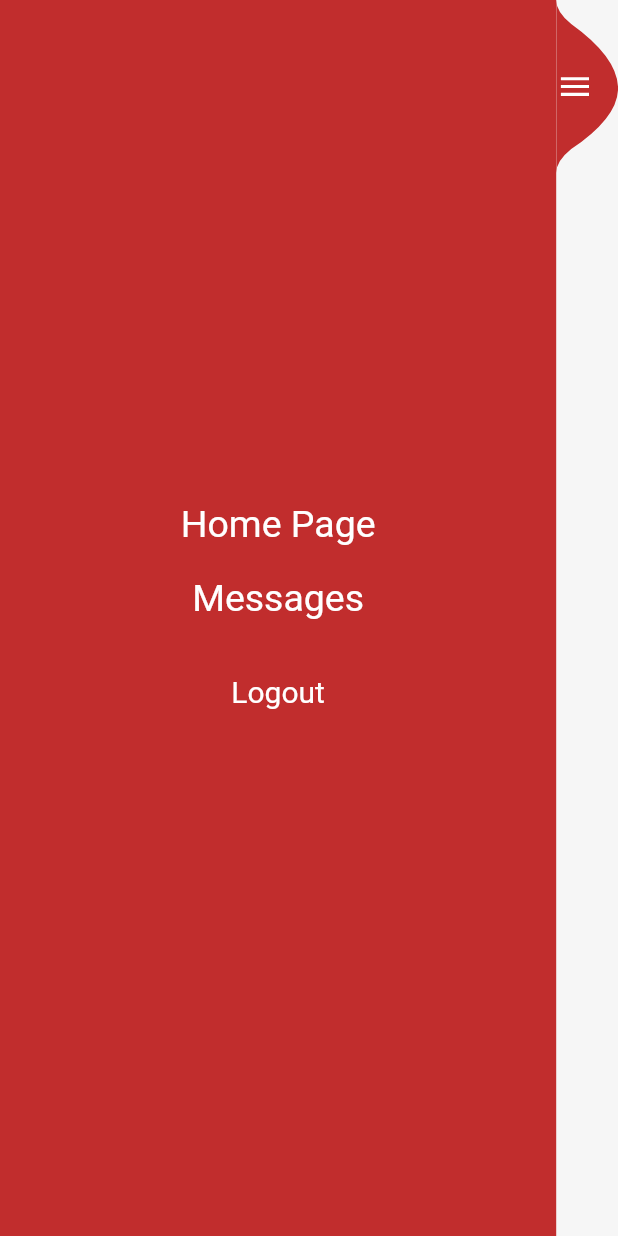
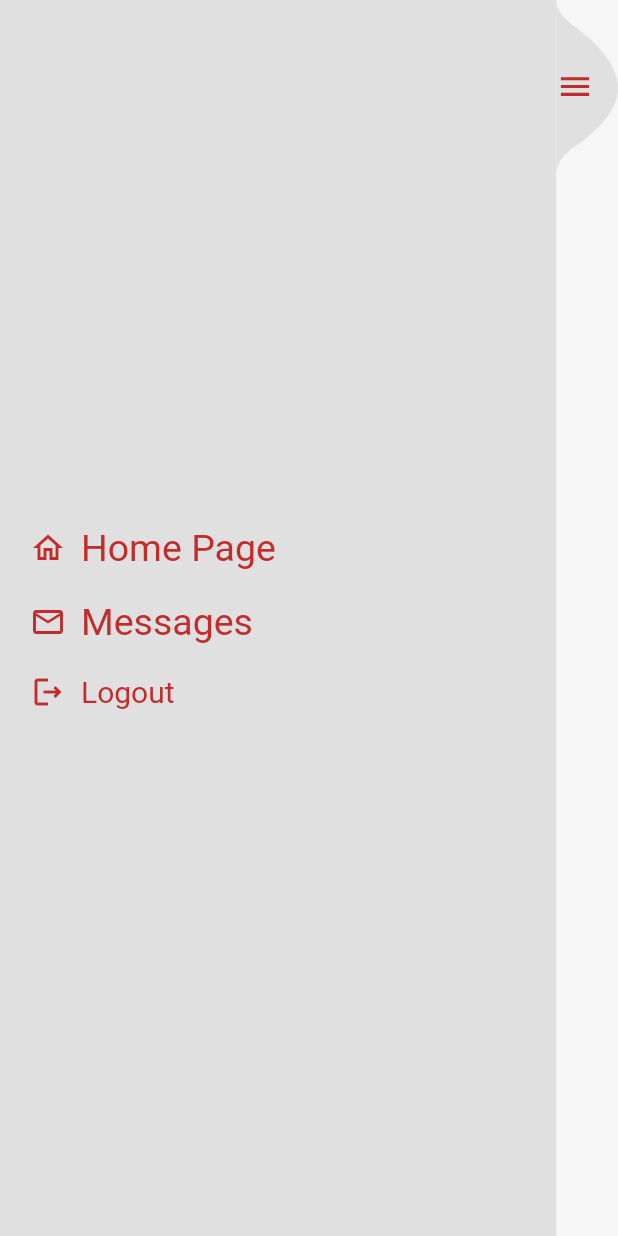
Before and after one commit to ahmed-arif/OrderingoMobileApp, a Flutter app: the SideBar widget shown alone on an empty page, opened directly, on a phone screen of 412 x 824 dp. Run offline on Flutter 3.47's test engine with Material 2 defaults, Android fonts, the phone set to English and light mode, and no system bars; our stand-ins replace cached_network_image, connectivity_plus, dotted_border, fluttertoast, get, image_picker and 2 more; accounts and stored records are empty; network calls fail.

Commit message:
sidebar color change and quantity , total fixed

```diff
--- a/lib/controllers/splash_controller.dart
+++ b/lib/controllers/splash_controller.dart
@@ -13,7 +13,7 @@ class SplashController extends GetxController {
     user_repo
         .getCurrentUser()
         .then((User _u) {
-          if (_u.authToken != null && _u.authToken!.isNotEmpty) {
+          if (_u.email != null && _u.email!.isNotEmpty) {
             Get.offAllNamed('/home');
           } else {
             Get.to(
--- a/lib/pages/home.dart
+++ b/lib/pages/home.dart
@@ -47,6 +47,7 @@ class _HomePageState extends State<HomePage> {
   @override
   Widget build(BuildContext context) {
     Size size = MediaQuery.of(context).size;
+
     return SafeArea(
       child: Scaffold(
         body: WillPopScope(
--- a/lib/repositories/orders_repo.dart
+++ b/lib/repositories/orders_repo.dart
@@ -29,7 +29,6 @@ Future<Stream<Orders>> getVendorOrders() async {
         .transform(json.decoder)
         .expand((data) => (data as List))
         .map((data) {
-      //  print(data);
       return Orders.fromJson(data);
     });
   } on SocketException {
--- a/lib/widgets/sideBar.dart
+++ b/lib/widgets/sideBar.dart
@@ -69,17 +69,32 @@ class _SideBarState extends State<SideBar>
             children: <Widget>[
               Expanded(
                   child: Container(
-                color: Theme.of(context).primaryColor,
+                color: Colors.grey[300],
                 child: Column(
                   mainAxisAlignment: MainAxisAlignment.center,
                   children: <Widget>[
                     InkWell(
-                      child: const Text(
+                      child: Row(
+                        mainAxisAlignment: MainAxisAlignment.start,
+                        children: [
+                          const SizedBox(
+                            width: 20,
+                          ),
+                          Icon(
+                            Icons.home_outlined,
+                            color: Theme.of(context).primaryColor,
+                          ),
+                          const SizedBox(
+                            width: 10,
+                          ),
+                          Text(
                             "Home Page",
                             style: TextStyle(
-                          color: Colors.white,
+                              color: Theme.of(context).primaryColor,
                               fontSize: 25,
                             ),
+                          ),
+                        ],
                       ),
                       onTap: () {
                         onIconPressed();
@@ -87,12 +102,27 @@ class _SideBarState extends State<SideBar>
                     ),
                     const SizedBox(height: 20),
                     InkWell(
-                      child: const Text(
+                      child: Row(
+                        mainAxisAlignment: MainAxisAlignment.start,
+                        children: [
+                          const SizedBox(
+                            width: 20,
+                          ),
+                          Icon(
+                            Icons.mail_outline,
+                            color: Theme.of(context).primaryColor,
+                          ),
+                          const SizedBox(
+                            width: 10,
+                          ),
+                          Text(
                             "Messages",
                             style: TextStyle(
-                          color: Colors.white,
+                              color: Theme.of(context).primaryColor,
                               fontSize: 25,
                             ),
+                          ),
+                        ],
                       ),
                       onTap: () {},
                     ),
@@ -109,8 +139,8 @@ class _SideBarState extends State<SideBar>
                     // ),
                     const SizedBox(height: 20),
                     SizedBox(
-                      width: 80,
-                      height: AppBar().preferredSize.height,
+                      // width: 100,
+                      // height: AppBar().preferredSize.height,
                       child: InkWell(
                         onTap: () {
                           showDialog(
@@ -137,14 +167,27 @@ class _SideBarState extends State<SideBar>
                             ),
                           );
                         },
-                        child: const Center(
-                          child: Text(
+                        child: Row(
+                          mainAxisAlignment: MainAxisAlignment.start,
+                          children: [
+                            const SizedBox(
+                              width: 20,
+                            ),
+                            Icon(
+                              Icons.logout_outlined,
+                              color: Theme.of(context).primaryColor,
+                            ),
+                            const SizedBox(
+                              width: 10,
+                            ),
+                            Text(
                               "Logout",
                               style: TextStyle(
-                              color: Colors.white,
+                                color: Theme.of(context).primaryColor,
                                 fontSize: 20,
                               ),
                             ),
+                          ],
                         ),
                       ),
                     ),
@@ -162,12 +205,12 @@ class _SideBarState extends State<SideBar>
                     child: Container(
                       width: MediaQuery.of(context).size.width * 0.1,
                       height: MediaQuery.of(context).size.height * 0.14,
-                      color: Theme.of(context).primaryColor,
+                      color: Colors.grey[300],
                       alignment: Alignment.centerLeft,
                       child: AnimatedIcon(
                         icon: AnimatedIcons.menu_close,
                         progress: _animationControler.view,
-                        color: Colors.white,
+                        color: Theme.of(context).primaryColor,
                         size: 25,
                       ),
                     ),
```
Also changed, not shown: lib/models/orders.dart (+5 -2 lines), lib/pages/detail_screen.dart (+11 -3 lines), lib/widgets/table.dart (+4 -4 lines), lib/widgets/user_data.dart (+53 -51 lines). Lines whose indentation alone changed are shown as unchanged.
